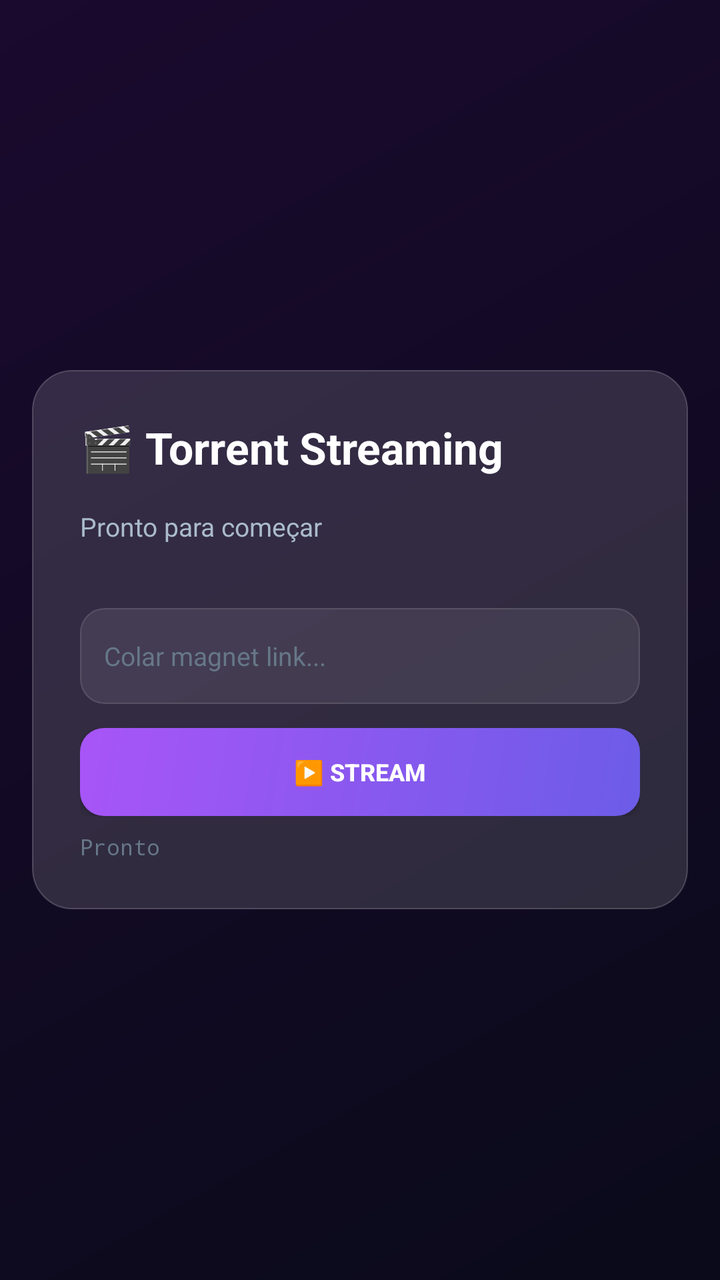
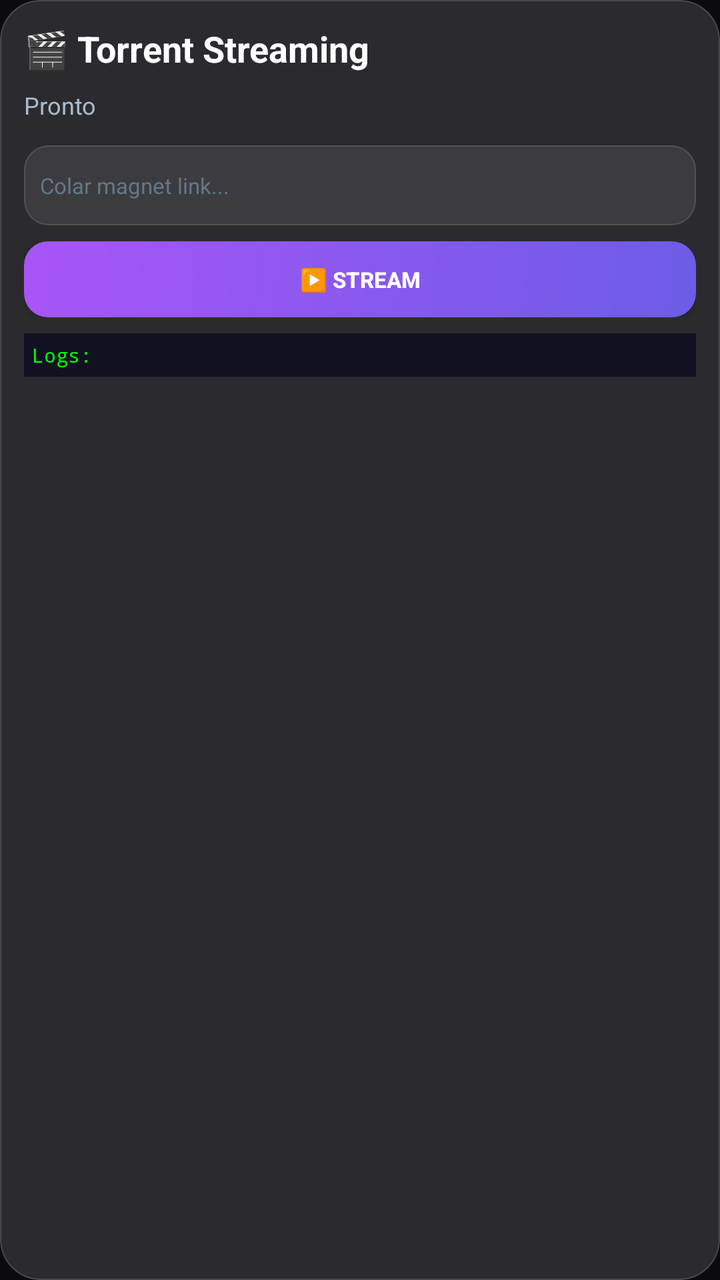

Compare the two renders of this Android layout. The source of the first and the diff that turns it into the second are given below.
<!-- AndroidManifest.xml: application theme AppTheme -->
<!-- res/layout/activity_main.xml -->
<?xml version="1.0" encoding="utf-8"?>
<FrameLayout xmlns:android="http://schemas.android.com/apk/res/android"
    xmlns:app="http://schemas.android.com/apk/res-auto"
    android:layout_width="match_parent"
    android:layout_height="match_parent"
    android:background="#0a0a0f">
    
    <View
        android:layout_width="match_parent"
        android:layout_height="match_parent"
        android:background="@drawable/bg_gradient" />
    
    <com.google.android.exoplayer2.ui.PlayerView
        android:id="@+id/player_view"
        android:layout_width="match_parent"
        android:layout_height="match_parent"
        android:visibility="gone"
        app:show_buffering="when_playing"
        app:use_controller="true"
        app:surface_type="texture_view"
        app:resize_mode="fit" />
    
    <LinearLayout
        android:id="@+id/glass_panel"
        android:layout_width="match_parent"
        android:layout_height="wrap_content"
        android:layout_gravity="center"
        android:orientation="vertical"
        android:padding="24dp"
        android:layout_margin="16dp"
        android:background="@drawable/glass_bg"
        android:elevation="8dp">
        
        <TextView
            android:id="@+id/title_text"
            android:layout_width="wrap_content"
            android:layout_height="wrap_content"
            android:text="🎬 Torrent Streaming"
            android:textColor="#fff"
            android:textSize="22sp"
            android:textStyle="bold"
            android:layout_marginBottom="16dp" />
        
        <TextView
            android:id="@+id/progress_text"
            android:layout_width="wrap_content"
            android:layout_height="wrap_content"
            android:text="Pronto para começar"
            android:textColor="#aabbcc"
            android:textSize="13sp"
            android:layout_marginBottom="16dp" />
        
        <ProgressBar
            android:id="@+id/buffer_bar"
            style="?android:attr/progressBarStyleHorizontal"
            android:layout_width="match_parent"
            android:layout_height="3dp"
            android:progressTint="#6c5ce7"
            android:progressBackgroundTint="#33ffffff"
            android:visibility="gone" />
        
        <EditText
            android:id="@+id/magnet_input"
            android:layout_width="match_parent"
            android:layout_height="48dp"
            android:layout_marginTop="16dp"
            android:background="@drawable/input_bg"
            android:hint="Colar magnet link..."
            android:textColorHint="#667788"
            android:inputType="textMultiLine"
            android:padding="12dp"
            android:textColor="#fff"
            android:textSize="13sp" />
        
        <LinearLayout
            android:layout_width="match_parent"
            android:layout_height="wrap_content"
            android:orientation="horizontal"
            android:layout_marginTop="12dp">
            
            <Button
                android:id="@+id/btn_play"
                android:layout_width="0dp"
                android:layout_height="44dp"
                android:layout_weight="1"
                android:background="@drawable/btn_primary"
                android:text="▶️ STREAM"
                android:textColor="#fff"
                android:textStyle="bold"
                android:textSize="12sp" />
            
            <Button
                android:id="@+id/btn_watch"
                android:layout_width="0dp"
                android:layout_height="44dp"
                android:layout_weight="1"
                android:layout_marginStart="8dp"
                android:background="@drawable/btn_success"
                android:text="▶️ ASSISTIR"
                android:textColor="#fff"
                android:textStyle="bold"
                android:textSize="12sp"
                android:visibility="gone" />
            
            <Button
                android:id="@+id/btn_stop"
                android:layout_width="0dp"
                android:layout_height="44dp"
                android:layout_weight="1"
                android:layout_marginStart="8dp"
                android:background="@drawable/btn_danger"
                android:text="⏹️ PARAR"
                android:textColor="#fff"
                android:textStyle="bold"
                android:textSize="12sp"
                android:visibility="gone" />
        </LinearLayout>
        
        <TextView
            android:id="@+id/status_text"
            android:layout_width="wrap_content"
            android:layout_height="wrap_content"
            android:layout_marginTop="8dp"
            android:text="Pronto"
            android:textColor="#667788"
            android:textSize="11sp"
            android:fontFamily="monospace" />
    </LinearLayout>
    
    <FrameLayout
        android:id="@+id/loading_overlay"
        android:layout_width="wrap_content"
        android:layout_height="wrap_content"
        android:layout_gravity="center"
        android:visibility="gone">
        
        <ProgressBar
            android:id="@+id/spinner_bar"
            android:layout_width="32dp"
            android:layout_height="32dp"
            android:indeterminateTint="#6c5ce7" />
    </FrameLayout>
    
</FrameLayout>
<!-- resources referenced by this layout -->
<resources>
  <!-- drawable bg_gradient (drawable) -->
  <?xml version="1.0" encoding="utf-8"?>
  <shape xmlns:android="http://schemas.android.com/apk/res/android">
      <gradient
          android:startColor="#0a0a1a"
          android:endColor="#1a0a2e"
          android:angle="135" />
  </shape>
  <!-- drawable btn_danger (drawable) -->
  <?xml version="1.0" encoding="utf-8"?>
  <shape xmlns:android="http://schemas.android.com/apk/res/android">
      <solid android:color="#33ffffff" />
      <corners android:radius="12dp" />
      <stroke android:width="0.5dp" android:color="#44ffffff" />
  </shape>
  <!-- drawable btn_primary (drawable) -->
  <?xml version="1.0" encoding="utf-8"?>
  <shape xmlns:android="http://schemas.android.com/apk/res/android">
      <gradient android:startColor="#6c5ce7" android:endColor="#a855f7" android:angle="135" />
      <corners android:radius="12dp" />
  </shape>
  <!-- drawable btn_success (drawable) -->
  <?xml version="1.0" encoding="utf-8"?>
  <shape xmlns:android="http://schemas.android.com/apk/res/android">
      <gradient android:startColor="#00b894" android:endColor="#00cec9" android:angle="135" />
      <corners android:radius="12dp" />
  </shape>
  <!-- drawable glass_bg (drawable) -->
  <?xml version="1.0" encoding="utf-8"?>
  <shape xmlns:android="http://schemas.android.com/apk/res/android">
      <solid android:color="#22ffffff" />
      <corners android:radius="20dp" />
      <stroke android:width="0.5dp" android:color="#33ffffff" />
  </shape>
  <!-- drawable input_bg (drawable) -->
  <?xml version="1.0" encoding="utf-8"?>
  <shape xmlns:android="http://schemas.android.com/apk/res/android">
      <solid android:color="#15ffffff" />
      <corners android:radius="12dp" />
      <stroke android:width="0.5dp" android:color="#25ffffff" />
  </shape>
  <style name="AppTheme" parent="Theme.AppCompat.NoActionBar">
          <item name="android:windowBackground">@color/background</item>
          <item name="android:statusBarColor">@color/background</item>
          <item name="android:navigationBarColor">@color/background</item>
          <item name="colorPrimary">@color/primary</item>
          <item name="colorPrimaryDark">@color/primary_dark</item>
          <item name="colorAccent">@color/accent</item>
      </style>
  <color name="background">#0a0a0f</color>
  <color name="primary">#6c5ce7</color>
  <color name="primary_dark">#5a4bd1</color>
  <color name="accent">#00b894</color>
</resources>

<!-- the commit's change to res/layout/activity_main.xml (unified diff, before → after) -->
@@ -1,144 +1,153 @@
 <?xml version="1.0" encoding="utf-8"?>
-<FrameLayout xmlns:android="http://schemas.android.com/apk/res/android"
+<LinearLayout xmlns:android="http://schemas.android.com/apk/res/android"
     xmlns:app="http://schemas.android.com/apk/res-auto"
     android:layout_width="match_parent"
     android:layout_height="match_parent"
+    android:orientation="vertical"
     android:background="#0a0a0f">
     
-    <View
-        android:layout_width="match_parent"
-        android:layout_height="match_parent"
-        android:background="@drawable/bg_gradient" />
     
     <com.google.android.exoplayer2.ui.PlayerView
         android:id="@+id/player_view"
         android:layout_width="match_parent"
-        android:layout_height="match_parent"
+        android:layout_height="0dp"
+        android:layout_weight="6"
         android:visibility="gone"
         app:show_buffering="when_playing"
         app:use_controller="true"
         app:surface_type="texture_view"
         app:resize_mode="fit" />
     
-    <LinearLayout
+    
+    <ScrollView
         android:id="@+id/glass_panel"
         android:layout_width="match_parent"
-        android:layout_height="wrap_content"
-        android:layout_gravity="center"
-        android:orientation="vertical"
-        android:padding="24dp"
-        android:layout_margin="16dp"
+        android:layout_height="0dp"
+        android:layout_weight="4"
         android:background="@drawable/glass_bg"
-        android:elevation="8dp">
-        
-        <TextView
-            android:id="@+id/title_text"
-            android:layout_width="wrap_content"
-            android:layout_height="wrap_content"
-            android:text="🎬 Torrent Streaming"
-            android:textColor="#fff"
-            android:textSize="22sp"
-            android:textStyle="bold"
-            android:layout_marginBottom="16dp" />
-        
-        <TextView
-            android:id="@+id/progress_text"
-            android:layout_width="wrap_content"
-            android:layout_height="wrap_content"
-            android:text="Pronto para começar"
-            android:textColor="#aabbcc"
-            android:textSize="13sp"
-            android:layout_marginBottom="16dp" />
-        
-        <ProgressBar
-            android:id="@+id/buffer_bar"
-            style="?android:attr/progressBarStyleHorizontal"
-            android:layout_width="match_parent"
-            android:layout_height="3dp"
-            android:progressTint="#6c5ce7"
-            android:progressBackgroundTint="#33ffffff"
-            android:visibility="gone" />
-        
-        <EditText
-            android:id="@+id/magnet_input"
-            android:layout_width="match_parent"
-            android:layout_height="48dp"
-            android:layout_marginTop="16dp"
-            android:background="@drawable/input_bg"
-            android:hint="Colar magnet link..."
-            android:textColorHint="#667788"
-            android:inputType="textMultiLine"
-            android:padding="12dp"
-            android:textColor="#fff"
-            android:textSize="13sp" />
+        android:padding="12dp">
         
         <LinearLayout
             android:layout_width="match_parent"
             android:layout_height="wrap_content"
-            android:orientation="horizontal"
-            android:layout_marginTop="12dp">
+            android:orientation="vertical">
             
-            <Button
-                android:id="@+id/btn_play"
-                android:layout_width="0dp"
-                android:layout_height="44dp"
-                android:layout_weight="1"
-                android:background="@drawable/btn_primary"
-                android:text="▶️ STREAM"
+            <TextView
+                android:id="@+id/title_text"
+                android:layout_width="wrap_content"
+                android:layout_height="wrap_content"
+                android:text="🎬 Torrent Streaming"
                 android:textColor="#fff"
+                android:textSize="18sp"
                 android:textStyle="bold"
-                android:textSize="12sp" />
+                android:layout_marginBottom="8dp" />
             
-            <Button
-                android:id="@+id/btn_watch"
-                android:layout_width="0dp"
-                android:layout_height="44dp"
-                android:layout_weight="1"
-                android:layout_marginStart="8dp"
-                android:background="@drawable/btn_success"
-                android:text="▶️ ASSISTIR"
-                android:textColor="#fff"
-                android:textStyle="bold"
+            <TextView
+                android:id="@+id/progress_text"
+                android:layout_width="wrap_content"
+                android:layout_height="wrap_content"
+                android:text="Pronto"
+                android:textColor="#aabbcc"
                 android:textSize="12sp"
+                android:layout_marginBottom="4dp" />
+            
+            <ProgressBar
+                android:id="@+id/buffer_bar"
+                style="?android:attr/progressBarStyleHorizontal"
+                android:layout_width="match_parent"
+                android:layout_height="3dp"
+                android:progressTint="#6c5ce7"
+                android:progressBackgroundTint="#33ffffff"
                 android:visibility="gone" />
             
-            <Button
-                android:id="@+id/btn_stop"
-                android:layout_width="0dp"
-                android:layout_height="44dp"
-                android:layout_weight="1"
-                android:layout_marginStart="8dp"
-                android:background="@drawable/btn_danger"
-                android:text="⏹️ PARAR"
+            <EditText
+                android:id="@+id/magnet_input"
+                android:layout_width="match_parent"
+                android:layout_height="40dp"
+                android:layout_marginTop="8dp"
+                android:background="@drawable/input_bg"
+                android:hint="Colar magnet link..."
+                android:textColorHint="#667788"
+                android:inputType="textMultiLine"
+                android:padding="8dp"
                 android:textColor="#fff"
-                android:textStyle="bold"
-                android:textSize="12sp"
-                android:visibility="gone" />
+                android:textSize="11sp" />
+            
+            <LinearLayout
+                android:layout_width="match_parent"
+                android:layout_height="wrap_content"
+                android:orientation="horizontal"
+                android:layout_marginTop="8dp">
+                
+                <Button
+                    android:id="@+id/btn_play"
+                    android:layout_width="0dp"
+                    android:layout_height="38dp"
+                    android:layout_weight="1"
+                    android:background="@drawable/btn_primary"
+                    android:text="▶️ STREAM"
+                    android:textColor="#fff"
+                    android:textStyle="bold"
+                    android:textSize="11sp" />
+                
+                <Button
+                    android:id="@+id/btn_watch"
+                    android:layout_width="0dp"
+                    android:layout_height="38dp"
+                    android:layout_weight="1"
+                    android:layout_marginStart="4dp"
+                    android:background="@drawable/btn_success"
+                    android:text="ASSISTIR"
+                    android:textColor="#fff"
+                    android:textStyle="bold"
+                    android:textSize="11sp"
+                    android:visibility="gone" />
+                
+                <Button
+                    android:id="@+id/btn_stop"
+                    android:layout_width="0dp"
+                    android:layout_height="38dp"
+                    android:layout_weight="1"
+                    android:layout_marginStart="4dp"
+                    android:background="@drawable/btn_danger"
+                    android:text="PARAR"
+                    android:textColor="#fff"
+                    android:textStyle="bold"
+                    android:textSize="11sp"
+                    android:visibility="gone" />
+            </LinearLayout>
+            
+            
+            <TextView
+                android:id="@+id/status_text"
+                android:layout_width="match_parent"
+                android:layout_height="wrap_content"
+                android:layout_marginTop="8dp"
+                android:text="Logs:"
+                android:textColor="#00ff00"
+                android:textSize="10sp"
+                android:fontFamily="monospace"
+                android:maxLines="20"
+                android:scrollbars="vertical"
+                android:background="#111122"
+                android:padding="4dp" />
         </LinearLayout>
-        
-        <TextView
-            android:id="@+id/status_text"
-            android:layout_width="wrap_content"
-            android:layout_height="wrap_content"
-            android:layout_marginTop="8dp"
-            android:text="Pronto"
-            android:textColor="#667788"
-            android:textSize="11sp"
-            android:fontFamily="monospace" />
-    </LinearLayout>
+    </ScrollView>
+    
     
     <FrameLayout
         android:id="@+id/loading_overlay"
-        android:layout_width="wrap_content"
-        android:layout_height="wrap_content"
-        android:layout_gravity="center"
-        android:visibility="gone">
+        android:layout_width="match_parent"
+        android:layout_height="match_parent"
+        android:visibility="gone"
+        android:background="#80000000">
         
         <ProgressBar
             android:id="@+id/spinner_bar"
-            android:layout_width="32dp"
-            android:layout_height="32dp"
+            android:layout_width="48dp"
+            android:layout_height="48dp"
+            android:layout_gravity="center"
             android:indeterminateTint="#6c5ce7" />
     </FrameLayout>
     
-</FrameLayout>
+</LinearLayout>
<!-- resource entries referenced after the edit -->
@@ -1,13 +1,5 @@
 <!-- resources referenced by this layout -->
 <resources>
-  <!-- drawable bg_gradient (drawable) -->
-  <?xml version="1.0" encoding="utf-8"?>
-  <shape xmlns:android="http://schemas.android.com/apk/res/android">
-      <gradient
-          android:startColor="#0a0a1a"
-          android:endColor="#1a0a2e"
-          android:angle="135" />
-  </shape>
   <!-- drawable btn_danger (drawable) -->
   <?xml version="1.0" encoding="utf-8"?>
   <shape xmlns:android="http://schemas.android.com/apk/res/android">
